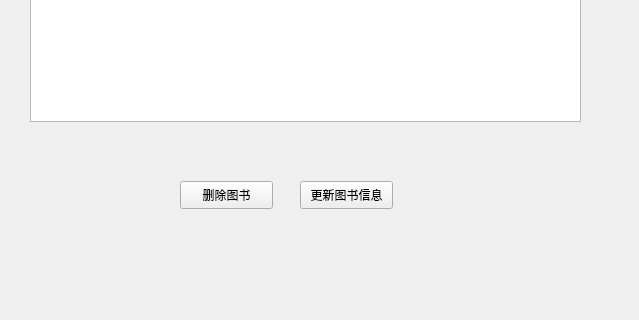
Old version of the form resources/form/widget.ui in the repository Minevitably/LibraryManagement; both pictures show x 161 to 800 and y 280 to 600 of the 800 by 600 pixel window.
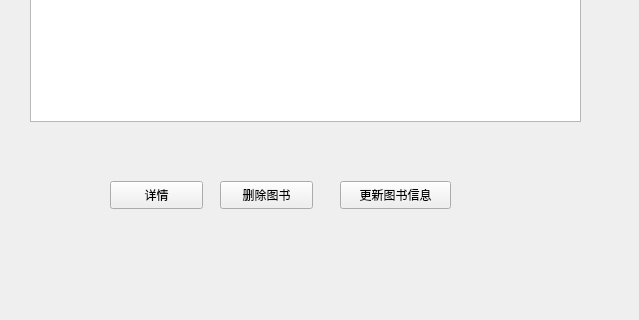
New version of the form. The open tabs and pages were chosen to show the change.

The edit to the form file:
```diff
--- a/resources/form/widget.ui
+++ b/resources/form/widget.ui
@@ -331,9 +331,9 @@
         <widget class="QStackedWidget" name="stackedWidgetSearch">
          <property name="geometry">
           <rect>
-           <x>150</x>
+           <x>70</x>
            <y>390</y>
-           <width>271</width>
+           <width>461</width>
            <height>80</height>
           </rect>
          </property>
@@ -372,9 +372,9 @@
           <widget class="QPushButton" name="btnBorrow_2">
            <property name="geometry">
             <rect>
-             <x>140</x>
+             <x>260</x>
              <y>30</y>
-             <width>93</width>
+             <width>111</width>
              <height>28</height>
             </rect>
            </property>
@@ -385,7 +385,7 @@
           <widget class="QPushButton" name="btnDetail_2">
            <property name="geometry">
             <rect>
-             <x>20</x>
+             <x>140</x>
              <y>30</y>
              <width>93</width>
              <height>28</height>
@@ -395,6 +395,19 @@
             <string>删除图书</string>
            </property>
           </widget>
+          <widget class="QPushButton" name="btnDetailAdmin">
+           <property name="geometry">
+            <rect>
+             <x>30</x>
+             <y>30</y>
+             <width>93</width>
+             <height>28</height>
+            </rect>
+           </property>
+           <property name="text">
+            <string>详情</string>
+           </property>
+          </widget>
          </widget>
         </widget>
        </widget>
```
Left out of the diff: 6 changed lines with no effect on the pictures.
